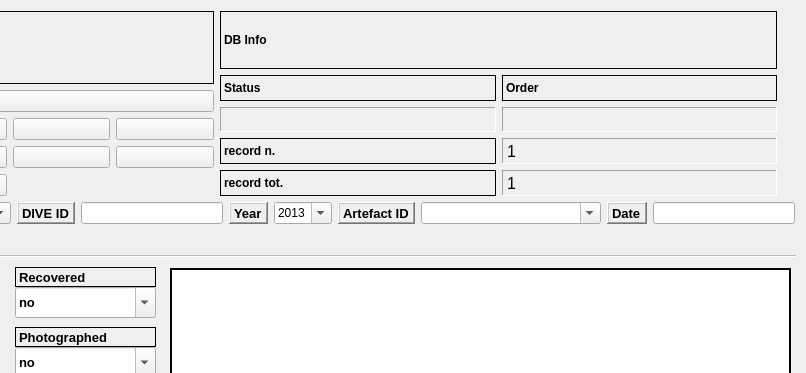
Old version of the form gui/ui/pyarchinit_ANCHOR_ui.ui in the repository enzococca/HFF; both pictures show x 355 to 1161 and y 0 to 373 of the 1161 by 879 pixel window.
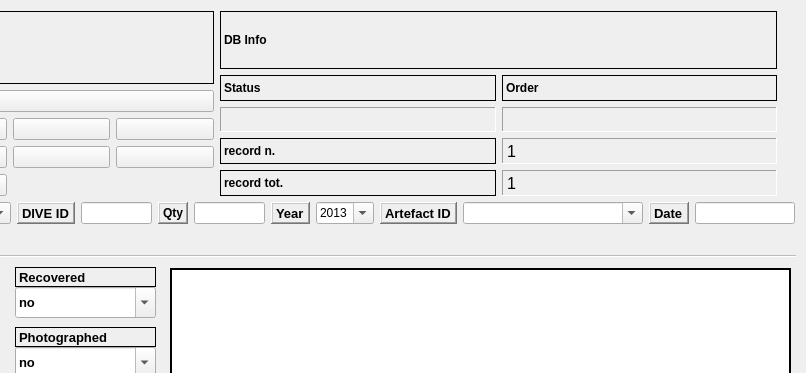
New version of the form. Icons and pictures are not drawn. Custom widgets are drawn as their Qt base class.

Commit message: add qty lineEdit

Patch:
```diff
--- a/gui/ui/pyarchinit_ANCHOR_ui.ui
+++ b/gui/ui/pyarchinit_ANCHOR_ui.ui
@@ -2419,6 +2419,16 @@
     </rect>
    </property>
    <layout class="QGridLayout" name="gridLayout_6">
+    <item row="0" column="5">
+     <widget class="QLineEdit" name="lineEdit_divelog_id"/>
+    </item>
+    <item row="0" column="3">
+     <widget class="QComboBox" name="comboBox_area">
+      <property name="editable">
+       <bool>true</bool>
+      </property>
+     </widget>
+    </item>
     <item row="0" column="0">
      <widget class="QLabel" name="label_39">
       <property name="font">
@@ -2439,16 +2449,23 @@
       </property>
      </widget>
     </item>
-    <item row="0" column="1">
-     <widget class="QComboBox" name="comboBox_site">
-      <property name="minimumSize">
-       <size>
-        <width>190</width>
-        <height>0</height>
-       </size>
+    <item row="0" column="8">
+     <widget class="QLabel" name="label_10">
+      <property name="font">
+       <font>
+        <pointsize>10</pointsize>
+        <weight>75</weight>
+        <bold>true</bold>
+       </font>
       </property>
-      <property name="editable">
-       <bool>true</bool>
+      <property name="frameShape">
+       <enum>QFrame::WinPanel</enum>
+      </property>
+      <property name="frameShadow">
+       <enum>QFrame::Raised</enum>
+      </property>
+      <property name="text">
+       <string>Year</string>
       </property>
      </widget>
     </item>
@@ -2472,8 +2489,14 @@
       </property>
      </widget>
     </item>
-    <item row="0" column="3">
-     <widget class="QComboBox" name="comboBox_area">
+    <item row="0" column="1">
+     <widget class="QComboBox" name="comboBox_site">
+      <property name="minimumSize">
+       <size>
+        <width>190</width>
+        <height>0</height>
+       </size>
+      </property>
       <property name="editable">
        <bool>true</bool>
       </property>
@@ -2499,30 +2522,7 @@
       </property>
      </widget>
     </item>
-    <item row="0" column="5">
-     <widget class="QLineEdit" name="lineEdit_divelog_id"/>
-    </item>
-    <item row="0" column="6">
-     <widget class="QLabel" name="label_10">
-      <property name="font">
-       <font>
-        <pointsize>10</pointsize>
-        <weight>75</weight>
-        <bold>true</bold>
-       </font>
-      </property>
-      <property name="frameShape">
-       <enum>QFrame::WinPanel</enum>
-      </property>
-      <property name="frameShadow">
-       <enum>QFrame::Raised</enum>
-      </property>
-      <property name="text">
-       <string>Year</string>
-      </property>
-     </widget>
-    </item>
-    <item row="0" column="7">
+    <item row="0" column="9">
      <widget class="QComboBox" name="comboBox_years">
       <property name="editable">
        <bool>true</bool>
@@ -2569,7 +2569,7 @@
       </item>
      </widget>
     </item>
-    <item row="0" column="8">
+    <item row="0" column="10">
      <widget class="QLabel" name="label_9">
       <property name="font">
        <font>
@@ -2592,7 +2592,17 @@
       </property>
      </widget>
     </item>
-    <item row="0" column="9">
+    <item row="0" column="13">
+     <widget class="QLineEdit" name="lineEdit_date">
+      <property name="minimumSize">
+       <size>
+        <width>100</width>
+        <height>0</height>
+       </size>
+      </property>
+     </widget>
+    </item>
+    <item row="0" column="11">
      <widget class="QComboBox" name="comboBox_artefact">
       <property name="minimumSize">
        <size>
@@ -2605,7 +2615,7 @@
       </property>
      </widget>
     </item>
-    <item row="0" column="10">
+    <item row="0" column="12">
      <widget class="QLabel" name="label_6">
       <property name="font">
        <font>
@@ -2625,13 +2635,19 @@
       </property>
      </widget>
     </item>
-    <item row="0" column="11">
-     <widget class="QLineEdit" name="lineEdit_date">
-      <property name="minimumSize">
-       <size>
-        <width>100</width>
-        <height>0</height>
-       </size>
+    <item row="0" column="7">
+     <widget class="QLineEdit" name="lineEdit_qty"/>
+    </item>
+    <item row="0" column="6">
+     <widget class="QLabel" name="label_14">
+      <property name="frameShape">
+       <enum>QFrame::WinPanel</enum>
+      </property>
+      <property name="frameShadow">
+       <enum>QFrame::Raised</enum>
+      </property>
+      <property name="text">
+       <string>&lt;html&gt;&lt;head/&gt;&lt;body&gt;&lt;p&gt;&lt;span style=&quot; font-weight:600;&quot;&gt;Qty&lt;/span&gt;&lt;/p&gt;&lt;/body&gt;&lt;/html&gt;</string>
       </property>
      </widget>
     </item>
```
The commit also changes 1 other file.
